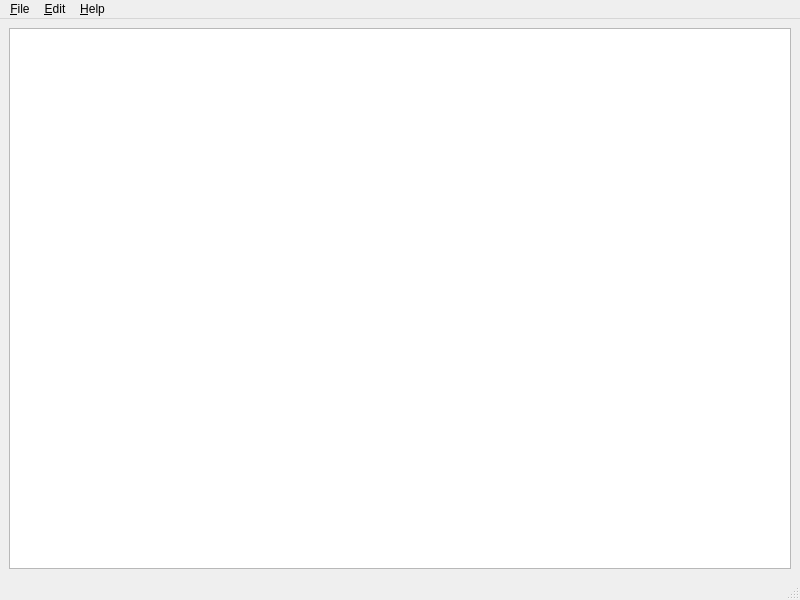
First picture: the form in viaorganizer.ui, repository bruceHun/pythonImageEditor, before the edit.
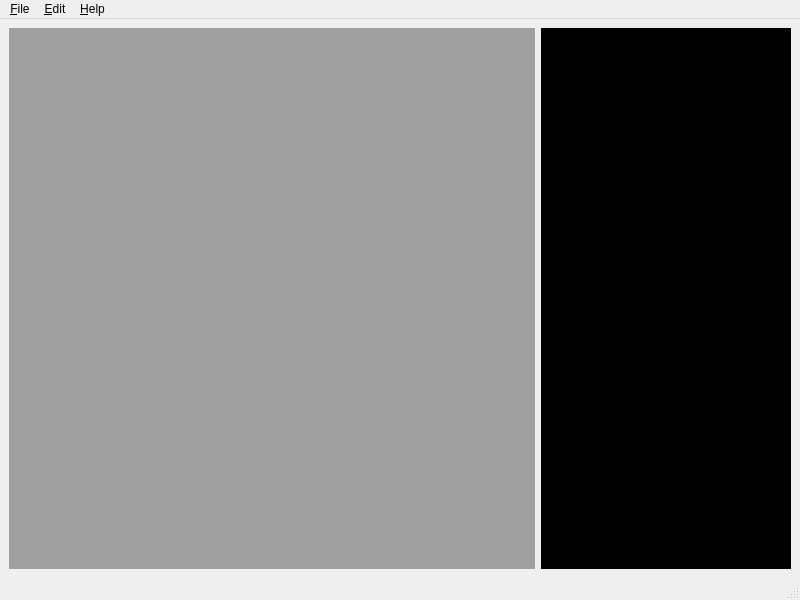
Second picture: the form after the edit.

```diff
--- a/viaorganizer.ui
+++ b/viaorganizer.ui
@@ -14,20 +14,18 @@
    <string>VIA Annotation Organizer</string>
   </property>
   <widget class="QWidget" name="centralwidget">
-   <layout class="QVBoxLayout" name="verticalLayout">
+   <layout class="QHBoxLayout" name="horizontalLayout">
     <item>
-     <widget class="QListWidget" name="listWidget">
-      <property name="dragEnabled">
-       <bool>false</bool>
+     <widget class="QMdiArea" name="mdiArea">
+      <property name="viewMode">
+       <enum>QMdiArea::TabbedView</enum>
       </property>
-      <property name="dragDropMode">
-       <enum>QAbstractItemView::DragDrop</enum>
-      </property>
-      <property name="defaultDropAction">
-       <enum>Qt::MoveAction</enum>
-      </property>
-      <property name="selectionMode">
-       <enum>QAbstractItemView::ExtendedSelection</enum>
+     </widget>
+    </item>
+    <item>
+     <widget class="QGraphicsView" name="graphicsView">
+      <property name="styleSheet">
+       <string notr="true">background-color: rgb(0, 0, 0);</string>
       </property>
      </widget>
     </item>
```
